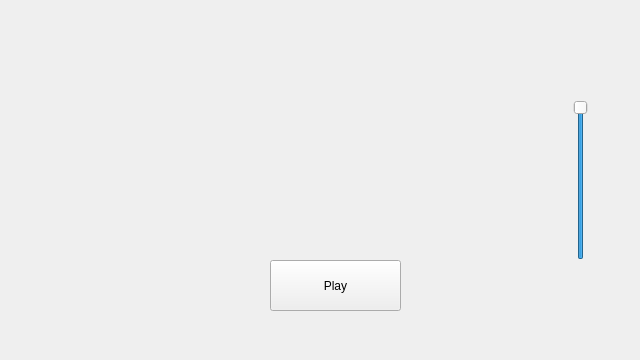
The window that lofi.ui (Roshan-R/Lofi-Player) describes before a commit, drawn with Qt 5.
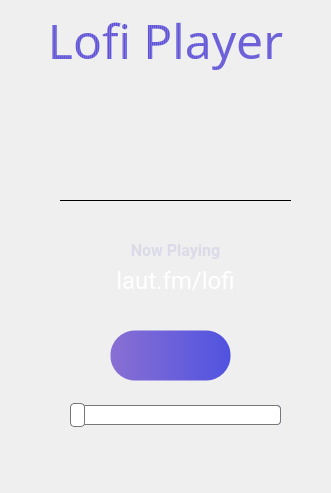
The same window after the commit. Icons and pictures are not drawn.

Diff of the .ui file:
```diff
--- a/lofi.ui
+++ b/lofi.ui
@@ -12,20 +12,20 @@
    <rect>
     <x>0</x>
     <y>0</y>
-    <width>640</width>
-    <height>360</height>
+    <width>331</width>
+    <height>493</height>
    </rect>
   </property>
   <property name="minimumSize">
    <size>
-    <width>640</width>
-    <height>360</height>
+    <width>331</width>
+    <height>493</height>
    </size>
   </property>
   <property name="maximumSize">
    <size>
-    <width>640</width>
-    <height>360</height>
+    <width>331</width>
+    <height>493</height>
    </size>
   </property>
   <property name="windowTitle">
@@ -34,13 +34,95 @@
   <property name="toolTipDuration">
    <number>-1</number>
   </property>
+  <property name="layoutDirection">
+   <enum>Qt::LeftToRight</enum>
+  </property>
   <property name="autoFillBackground">
    <bool>false</bool>
   </property>
   <property name="styleSheet">
-   <string notr="true">lofi{
-	background-image:url(:/img/background.png);
-}</string>
+   <string notr="true"> lofi{
+	background-color:#FFFFFF ;
+}
+
+QPushButton{
+ 	border-style: solid;
+ 	border-width:1px;
+ 	border-radius:25px;
+	background-color:qlineargradient(spread:reflect, x1:0.995098, y1:0, x2:0, y2:0, stop:0 rgba(80, 83, 224, 255), stop:1 rgba(137, 111, 211, 255));
+}
+
+QPushButton:hover{
+	background-color:qlineargradient(spread:reflect, x1:0.995098, y1:0, x2:0, y2:0, stop:0 rgba(137, 111, 211, 255), stop:1 rgba(80, 83, 224, 255));
+	background-color:qlineargradient(spread:reflect, x1:0.895098, y1:0, x2:0, y2:0, stop:0 rgba(80, 83, 224, 255), stop:1 rgba(137, 111, 211, 255));
+}
+
+QLabel#Toplabel{
+	color:qlineargradient(spread:reflect, x1:0.995098, y1:0, x2:0, y2:0, stop:0 rgba(80, 83, 224, 255), stop:1 rgba(137, 111, 211, 255));
+}
+
+QLabel#Playinglabel{
+	color:#dadae9;
+}
+QLabel#FMlabel{
+	color:white;
+}
+
+QSlider::groove:horizontal {
+
+background: qlineargradient(spread:reflect, x1:0.895098, y1:0, x2:0, y2:0, stop:0 rgba(80, 83, 224, 255), stop:1 rgba(137, 111, 211, 255));;
+height: 20px;
+border-radius: 4px;
+}
+
+QSlider::sub-page:horizontal {
+background: qlineargradient(spread:reflect, x1:0.995098, y1:0, x2:0, y2:0, stop:0 rgba(80, 83, 224, 255), stop:1 rgba(137, 111, 211, 255));
+border: 1px solid #777;
+height: 10px;
+border-radius: 4px;
+}
+
+QSlider::add-page:horizontal {
+background: #fff;
+border: 1px solid #777;
+height: 10px;
+border-radius: 4px;
+}
+
+QSlider::handle:horizontal {
+background: white;
+border: 1px solid #777;
+width: 13px;
+margin-top: -2px;
+margin-bottom: -2px;
+border-radius: 4px;
+}
+
+QSlider::handle:horizontal:hover {
+background: white;
+border: 1px solid #444;
+border-radius: 4px;
+}
+
+QSlider::sub-page:horizontal:disabled {
+background: #bbb;
+border-color: #999;
+}
+
+QSlider::add-page:horizontal:disabled {
+background: #eee;
+border-color: #999;
+}
+
+QSlider::handle:horizontal:disabled {
+background: #eee;
+border: 1px solid #aaa;
+border-radius: 4px;
+}
+
+
+
+</string>
   </property>
   <property name="windowFilePath">
    <string/>
@@ -58,51 +140,203 @@
    <widget class="QSlider" name="volumeSlider">
     <property name="geometry">
      <rect>
-      <x>570</x>
-      <y>100</y>
-      <width>21</width>
-      <height>160</height>
+      <x>70</x>
+      <y>400</y>
+      <width>211</width>
+      <height>31</height>
      </rect>
     </property>
-    <property name="autoFillBackground">
-     <bool>false</bool>
-    </property>
-    <property name="sliderPosition">
-     <number>99</number>
-    </property>
     <property name="orientation">
-     <enum>Qt::Vertical</enum>
+     <enum>Qt::Horizontal</enum>
     </property>
-    <property name="invertedAppearance">
-     <bool>false</bool>
+   </widget>
+   <widget class="QLabel" name="Toplabel">
+    <property name="geometry">
+     <rect>
+      <x>0</x>
+      <y>10</y>
+      <width>331</width>
+      <height>61</height>
+     </rect>
     </property>
-    <property name="invertedControls">
+    <property name="font">
+     <font>
+      <family>Bebas Neue</family>
+      <pointsize>36</pointsize>
+      <weight>50</weight>
+      <bold>false</bold>
+     </font>
+    </property>
+    <property name="text">
+     <string>Lofi Player</string>
+    </property>
+    <property name="scaledContents">
      <bool>false</bool>
     </property>
+    <property name="alignment">
+     <set>Qt::AlignCenter</set>
+    </property>
    </widget>
    <widget class="QPushButton" name="Button">
+    <property name="enabled">
+     <bool>true</bool>
+    </property>
     <property name="geometry">
      <rect>
-      <x>270</x>
-      <y>260</y>
-      <width>131</width>
+      <x>110</x>
+      <y>330</y>
+      <width>121</width>
       <height>51</height>
      </rect>
     </property>
+    <property name="acceptDrops">
+     <bool>false</bool>
+    </property>
+    <property name="autoFillBackground">
+     <bool>false</bool>
+    </property>
     <property name="text">
-     <string>Play</string>
+     <string notr="true"/>
     </property>
+    <property name="icon">
+     <iconset resource="resource.qrc">
+      <normaloff>:/img/imgs/play.png</normaloff>
+      <activeon>:/img/imgs/pause.png</activeon>:/img/imgs/play.png</iconset>
+    </property>
+    <property name="checkable">
+     <bool>true</bool>
+    </property>
+    <property name="autoDefault">
+     <bool>true</bool>
+    </property>
+    <property name="default">
+     <bool>true</bool>
+    </property>
+    <property name="flat">
+     <bool>false</bool>
+    </property>
    </widget>
-  </widget>
-  <widget class="QMenuBar" name="menubar">
-   <property name="geometry">
-    <rect>
-     <x>0</x>
-     <y>0</y>
-     <width>640</width>
-     <height>23</height>
-    </rect>
-   </property>
+   <widget class="QFrame" name="frame">
+    <property name="geometry">
+     <rect>
+      <x>60</x>
+      <y>80</y>
+      <width>231</width>
+      <height>241</height>
+     </rect>
+    </property>
+    <property name="frameShape">
+     <enum>QFrame::NoFrame</enum>
+    </property>
+    <property name="frameShadow">
+     <enum>QFrame::Raised</enum>
+    </property>
+    <widget class="QLabel" name="Backgroundlabel">
+     <property name="geometry">
+      <rect>
+       <x>0</x>
+       <y>10</y>
+       <width>231</width>
+       <height>221</height>
+      </rect>
+     </property>
+     <property name="minimumSize">
+      <size>
+       <width>0</width>
+       <height>0</height>
+      </size>
+     </property>
+     <property name="frameShape">
+      <enum>QFrame::HLine</enum>
+     </property>
+     <property name="frameShadow">
+      <enum>QFrame::Plain</enum>
+     </property>
+     <property name="lineWidth">
+      <number>0</number>
+     </property>
+     <property name="text">
+      <string/>
+     </property>
+     <property name="pixmap">
+      <pixmap resource="resource.qrc">:/img/imgs/background.png</pixmap>
+     </property>
+     <property name="scaledContents">
+      <bool>false</bool>
+     </property>
+    </widget>
+    <widget class="QLabel" name="Playinglabel">
+     <property name="geometry">
+      <rect>
+       <x>40</x>
+       <y>150</y>
+       <width>151</width>
+       <height>41</height>
+      </rect>
+     </property>
+     <property name="font">
+      <font>
+       <family>Roboto</family>
+       <pointsize>12</pointsize>
+       <weight>75</weight>
+       <italic>false</italic>
+       <bold>true</bold>
+      </font>
+     </property>
+     <property name="text">
+      <string>Now Playing</string>
+     </property>
+     <property name="alignment">
+      <set>Qt::AlignCenter</set>
+     </property>
+    </widget>
+    <widget class="QLabel" name="FMlabel">
+     <property name="geometry">
+      <rect>
+       <x>10</x>
+       <y>180</y>
+       <width>211</width>
+       <height>41</height>
+      </rect>
+     </property>
+     <property name="font">
+      <font>
+       <family>Roboto</family>
+       <pointsize>18</pointsize>
+       <italic>false</italic>
+      </font>
+     </property>
+     <property name="text">
+      <string>laut.fm/lofi</string>
+     </property>
+     <property name="alignment">
+      <set>Qt::AlignCenter</set>
+     </property>
+    </widget>
+    <widget class="QLabel" name="label">
+     <property name="geometry">
+      <rect>
+       <x>40</x>
+       <y>40</y>
+       <width>161</width>
+       <height>111</height>
+      </rect>
+     </property>
+     <property name="text">
+      <string/>
+     </property>
+     <property name="pixmap">
+      <pixmap resource="resource.qrc">:/img/imgs/music.png</pixmap>
+     </property>
+     <property name="scaledContents">
+      <bool>true</bool>
+     </property>
+    </widget>
+    <zorder>Backgroundlabel</zorder>
+    <zorder>FMlabel</zorder>
+    <zorder>Playinglabel</zorder>
+    <zorder>label</zorder>
+   </widget>
   </widget>
  </widget>
  <resources/>
```
Left out of the diff: 7 changed lines with no effect on the pictures.
